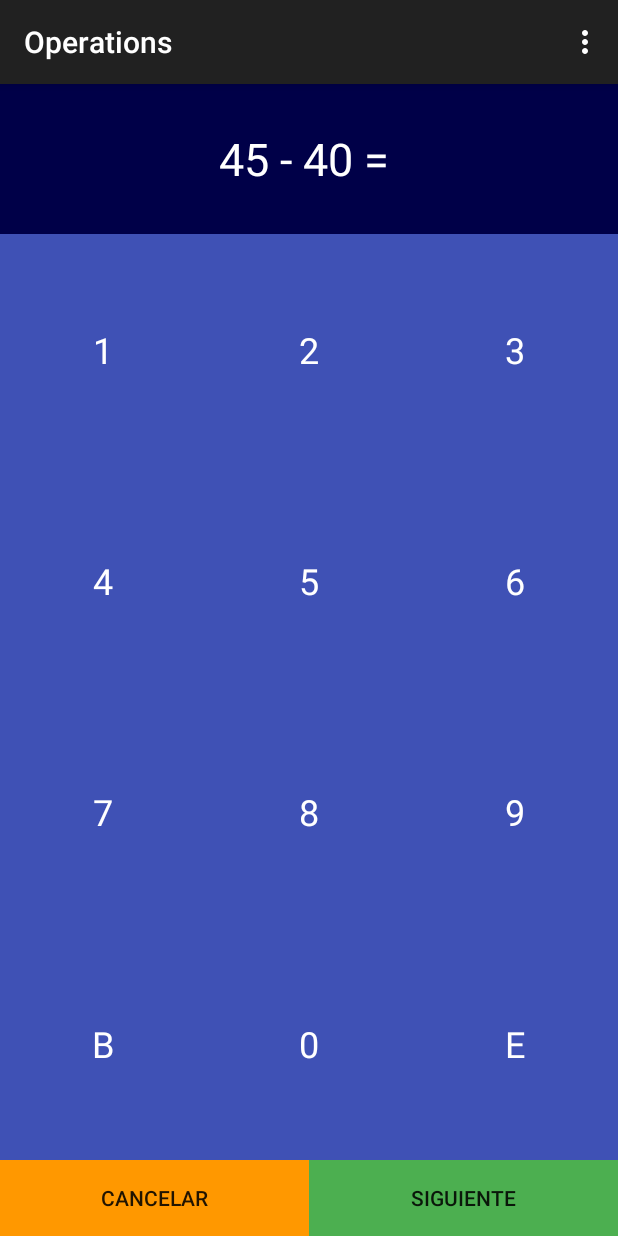
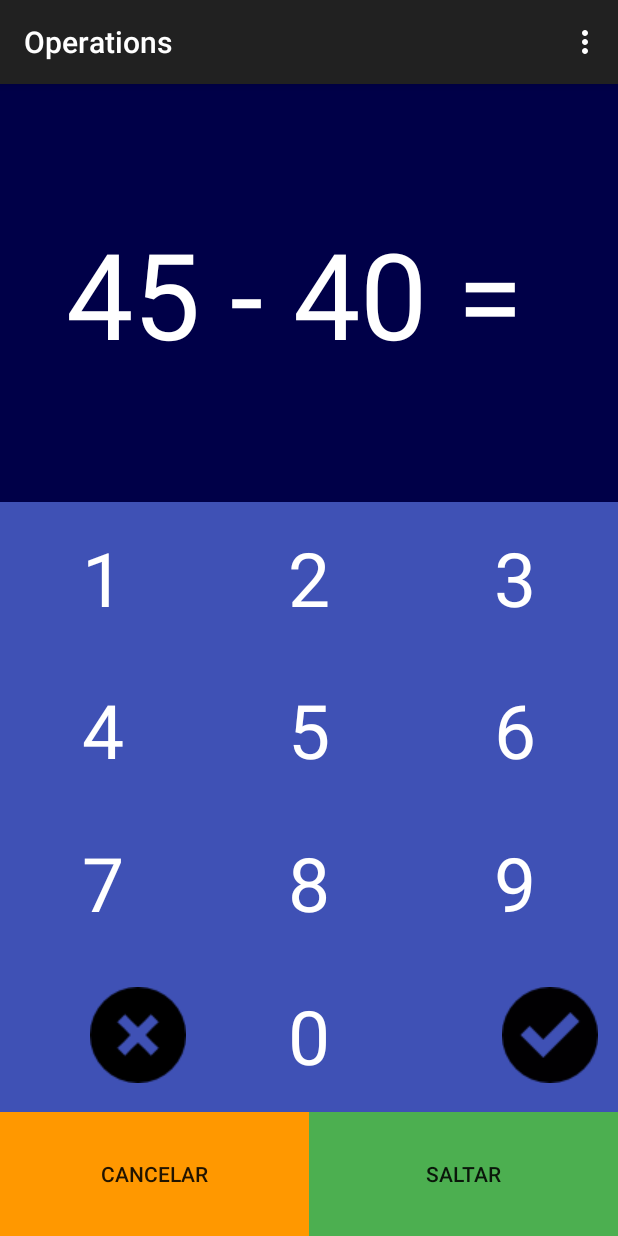
Before and after one commit to henzer/EHealthAphasia, an Android app: the Operations screen opened directly, with no data from a screen before it, on a phone screen of 412 x 824 dp. Run offline under Robolectric (Android 15) with nearby library versions, the phone set to English and light mode, and no system bars.

Commit message:
Se realizaron pequeños cambios en las actividades

```diff
--- a/app/src/main/res/layout/activity_operations.xml
+++ b/app/src/main/res/layout/activity_operations.xml
@@ -16,10 +16,10 @@
             android:layout_height="wrap_content"
             android:orientation="vertical"
             android:layout_alignParentTop="true"
-            android:layout_weight="40">
+            android:layout_weight="50">
             <TextView android:id="@+id/preguntaO" android:text="@string/hello_world" android:layout_width="match_parent"
                 android:layout_height="fill_parent" android:background="#000048" android:textColor="#FFFFFF"
-                android:gravity="center" android:textSize="30sp"/>
+                android:gravity="center" android:textSize="80dp"/>
 
         </LinearLayout>
 
@@ -28,48 +28,49 @@
             android:layout_height="wrap_content"
             android:orientation="vertical"
             android:layout_alignParentBottom="true"
-            android:layout_weight="60">
+
+            android:layout_weight="50">
             <LinearLayout
                 android:layout_width="match_parent"
                 android:layout_height="wrap_content"
                 android:orientation="horizontal"
                 android:layout_weight="10">
-                <Button android:id="@+id/val1"  android:layout_weight="1" android:text="1" style="@style/AppTheme.ButtonOption"/>
-                <Button android:id="@+id/val2"  android:layout_weight="1" android:text="2" style="@style/AppTheme.ButtonOption"/>
-                <Button android:id="@+id/val3"  android:layout_weight="1" android:text="3" style="@style/AppTheme.ButtonOption"/>
+                <Button android:id="@+id/val1"  android:layout_weight="1" android:text="1" style="@style/AppTheme.ButtonOptionCalculator"/>
+                <Button android:id="@+id/val2"  android:layout_weight="1" android:text="2" style="@style/AppTheme.ButtonOptionCalculator"/>
+                <Button android:id="@+id/val3"  android:layout_weight="1" android:text="3" style="@style/AppTheme.ButtonOptionCalculator"/>
             </LinearLayout>
             <LinearLayout
                 android:layout_width="match_parent"
                 android:layout_height="wrap_content"
                 android:orientation="horizontal"
                 android:layout_weight="10">
-                <Button android:id="@+id/val4"  android:layout_weight="1" android:text="4" style="@style/AppTheme.ButtonOption"/>
-                <Button android:id="@+id/val5"  android:layout_weight="1" android:text="5" style="@style/AppTheme.ButtonOption"/>
-                <Button android:id="@+id/val6"  android:layout_weight="1" android:text="6" style="@style/AppTheme.ButtonOption"/>
+                <Button android:id="@+id/val4"  android:layout_weight="1" android:text="4" style="@style/AppTheme.ButtonOptionCalculator"/>
+                <Button android:id="@+id/val5"  android:layout_weight="1" android:text="5" style="@style/AppTheme.ButtonOptionCalculator"/>
+                <Button android:id="@+id/val6"  android:layout_weight="1" android:text="6" style="@style/AppTheme.ButtonOptionCalculator"/>
             </LinearLayout>
             <LinearLayout
                 android:layout_width="match_parent"
                 android:layout_height="wrap_content"
                 android:orientation="horizontal"
                 android:layout_weight="10">
-                <Button android:id="@+id/val7"  android:layout_weight="1" android:text="7" style="@style/AppTheme.ButtonOption"/>
-                <Button android:id="@+id/val8"  android:layout_weight="1" android:text="8" style="@style/AppTheme.ButtonOption"/>
-                <Button android:id="@+id/val9"  android:layout_weight="1" android:text="9" style="@style/AppTheme.ButtonOption"/>
+                <Button android:id="@+id/val7"  android:layout_weight="1" android:text="7" style="@style/AppTheme.ButtonOptionCalculator"/>
+                <Button android:id="@+id/val8"  android:layout_weight="1" android:text="8" style="@style/AppTheme.ButtonOptionCalculator"/>
+                <Button android:id="@+id/val9"  android:layout_weight="1" android:text="9" style="@style/AppTheme.ButtonOptionCalculator"/>
             </LinearLayout>
             <LinearLayout
                 android:layout_width="match_parent"
                 android:layout_height="wrap_content"
                 android:orientation="horizontal"
                 android:layout_weight="10">
-                <Button android:id="@+id/valBo"  android:layout_weight="1" android:text="B" style="@style/AppTheme.ButtonOption"/>
-                <Button android:id="@+id/val0"  android:layout_weight="1" android:text="0" style="@style/AppTheme.ButtonOption"/>
-                <Button android:id="@+id/valEn"  android:layout_weight="1" android:text="E" style="@style/AppTheme.ButtonOption"/>
+                <Button android:id="@+id/valBo"  android:layout_weight="1" android:paddingLeft="60dp" android:drawableLeft="@drawable/remove" style="@style/AppTheme.ButtonOptionCalculator"/>
+                <Button android:id="@+id/val0"  android:layout_weight="1" android:text="0" style="@style/AppTheme.ButtonOptionCalculator"/>
+                <Button android:id="@+id/valEn"  android:layout_weight="1" android:paddingLeft="60dp" android:drawableLeft="@drawable/enter" style="@style/AppTheme.ButtonOptionCalculator"></Button>
             </LinearLayout>
             <LinearLayout
                 android:layout_width="match_parent"
                 android:layout_height="wrap_content"
                 android:orientation="horizontal"
-                android:layout_weight="1">
+                android:layout_weight="10">
 
                 <Button
                     android:id="@+id/cancelar"
@@ -86,7 +87,7 @@
                     android:layout_height="match_parent"
                     android:background="@drawable/selected_color_button_next"
                     android:layout_weight="1"
-                    android:text="Siguiente"/>
+                    android:text="Saltar"/>
 
             </LinearLayout>
 
--- a/app/src/main/res/layout/activity_token.xml
+++ b/app/src/main/res/layout/activity_token.xml
@@ -19,7 +19,7 @@
             android:layout_weight="40">
             <TextView android:id="@+id/pregunta" android:text="@string/hello_world" android:layout_width="match_parent"
                 android:layout_height="fill_parent" android:background="#000048" android:textColor="#FFFFFF"
-                android:gravity="center" android:textSize="30sp"/>
+                android:gravity="center" android:textSize="50dp"/>
         </LinearLayout>
 
         <LinearLayout
@@ -56,6 +56,7 @@
                     android:layout_width="match_parent"
                     android:layout_height="match_parent"
                     android:layout_weight="1"
+
                     android:background="@drawable/selected_color_button_cancel"
                     android:onClick="cancel"
                     android:text="Cancelar"/>
@@ -66,7 +67,8 @@
                     android:layout_height="match_parent"
                     android:background="@drawable/selected_color_button_next"
                     android:layout_weight="1"
-                    android:text="Siguiente"/>
+                    android:text="Saltar"
+                    android:onClick="next"/>
 
             </LinearLayout>
 
--- a/app/src/main/res/values/styles.xml
+++ b/app/src/main/res/values/styles.xml
@@ -14,6 +14,15 @@
         <item name="android:background">@drawable/selected_color_button_option</item>
     </style>
 
+    <style name="AppTheme.ButtonOptionCalculator" parent="TextAppearance.AppCompat.Headline">
+        <item name="android:textColor">@android:color/white</item>
+        <item name="android:gravity">center</item>
+        <item name="android:layout_width">match_parent</item>
+        <item name="android:layout_height">match_parent</item>
+        <item name="android:background">@drawable/selected_color_button_option</item>
+        <item name="android:textSize">50dp</item>
+    </style>
+
     <style name="AppTheme.TextResult" parent="TextAppearance.AppCompat.Headline">
         <item name="android:textColor">@android:color/white</item>
         <item name="android:gravity">center</item>
```
Also changed, not shown: app/src/main/java/com/example/al/ehealth/Operations.java (+21 -7 lines), app/src/main/java/com/example/al/ehealth/Token.java (+56 -18 lines), app/src/main/java/com/example/al/ehealth/Video.java (+28 -0 lines), app/src/main/res/layout/activity_video.xml (+16 -2 lines), app/src/main/res/drawable/enter.png (added), app/src/main/res/drawable/remove.png (added).
